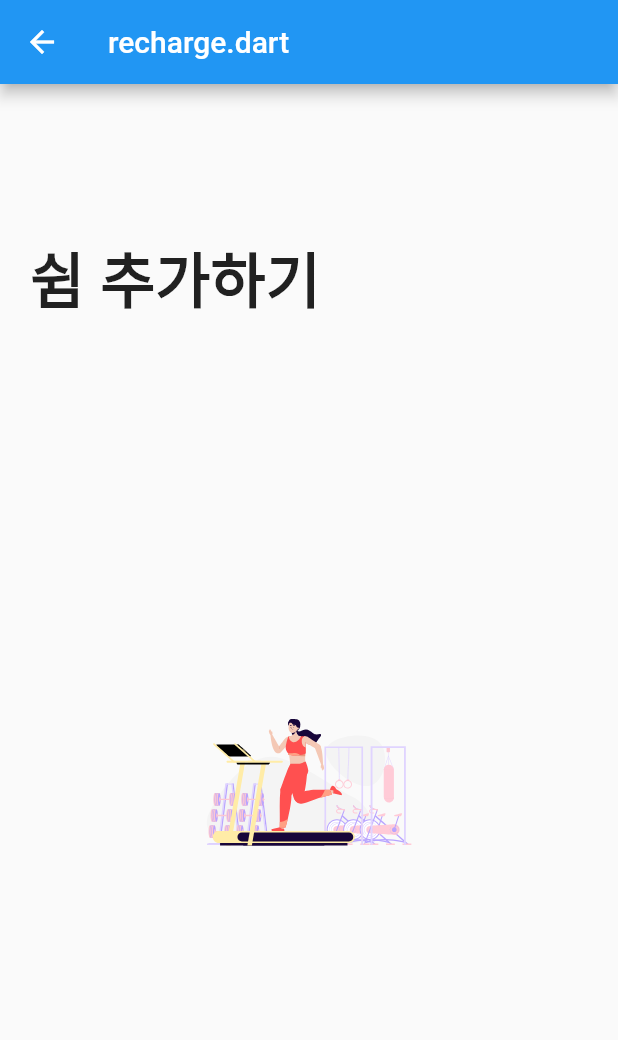
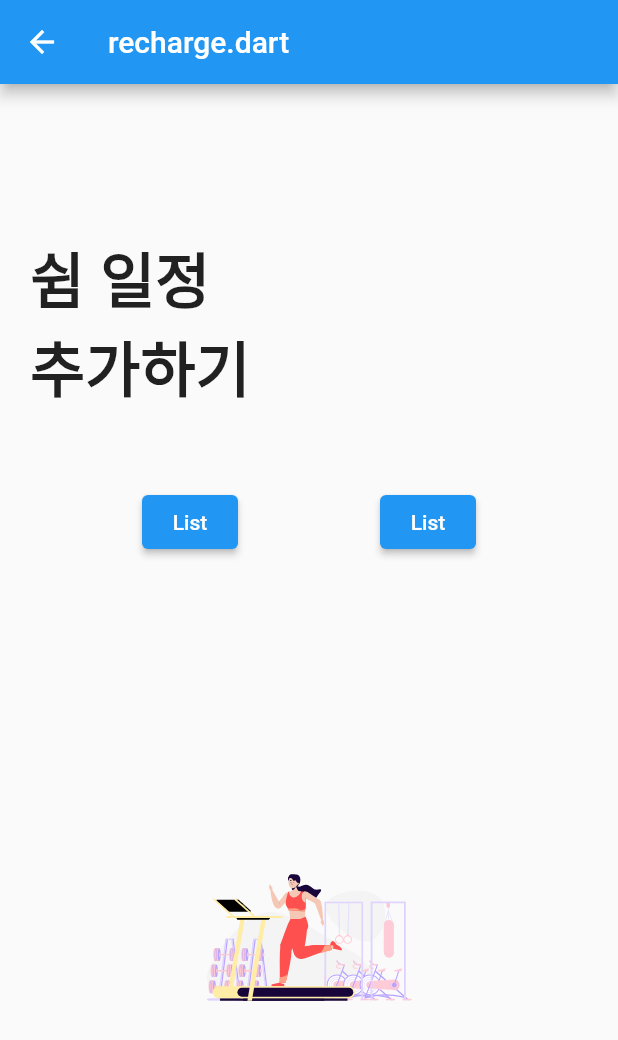
Before and after one commit to yujin9747/Schedule_management, a Flutter app: the screen it shows after launch, swiped to page 2, on a phone screen of 412 x 824 dp. Shown: the top 1040 px of the screen. Run offline on Flutter 3.47's test engine with Material 2 defaults, Android fonts, the phone set to English and light mode, and no system bars; drawn by our look-alikes of card_swiper; our stand-ins replace lottie.

Commit message:
recharge.dart : card/list 버튼 생성 및 전환 구현

```diff
--- a/lib/Recharge.dart
+++ b/lib/Recharge.dart
@@ -2,7 +2,26 @@ import 'package:card_swiper/card_swiper.dart';
 import 'package:flutter/material.dart';
 import 'package:lottie/lottie.dart';
 
+// appBar style 통일하기
+
+class card{
+  late String assets;
+  late String name;
+
+  card(String a, String n){
+    this.assets = a;
+    this.name = n;
+  }
+}
 class Recharge extends StatefulWidget{
+
+  // 기존에 있던 카드 리스트와 사용자가 추가한 리스트가 합쳐진 채로 recharge.dart 페이지가 넘어와야 함.
+  List<card> rechargeCardList = [
+    card('assets/rechargeCard0.json', 'driving'),
+    card('assets/rechargeCard1.json', 'running'),
+    card('assets/rechargeCard2.json', 'coffee'),
+  ];
+
   @override
   _RechargeState createState() {
     return new _RechargeState();
@@ -10,6 +29,8 @@ class Recharge extends StatefulWidget{
 }
 
 class _RechargeState extends State<Recharge>{
+  // initial state : card view
+  bool isCardView = true;
   @override
   Widget build(BuildContext context) {
     return Scaffold(
@@ -21,7 +42,7 @@ class _RechargeState extends State<Recharge>{
             children: [
               const SizedBox(width: 20,),
               Text(
-                '쉼 추가하기',
+                '쉼 일정\n추가하기',
                 style: TextStyle(
                   fontSize: 40,
                   fontWeight: FontWeight.bold,
@@ -29,7 +50,37 @@ class _RechargeState extends State<Recharge>{
               ),
             ],
           ),
-          Expanded(child: swipeCardBuilder()),
+          const SizedBox(height : 50),
+          Row(
+            mainAxisAlignment: MainAxisAlignment.spaceEvenly,
+            children: [
+              ElevatedButton(
+                onPressed: (){
+                  if(!isCardView){
+                    setState(() {
+                      isCardView = true;
+                    });
+                  }
+                  // if isCardView is true, nothing to do
+                },
+                child: Text('List'),
+              ),
+              ElevatedButton(
+                onPressed: (){
+                  if(isCardView){
+                    setState(() {
+                      isCardView = false;
+                    });
+                  }
+                  // if isCardView is false, nothing to do
+                },
+                child: Text('List'),
+              ),
+            ],
+          ),
+          const SizedBox(height : 50),
+          isCardView? Expanded(child: swipeCardBuilder(list: widget.rechargeCardList,))
+              : Expanded(child: cardListBuilder(list: widget.rechargeCardList,)),
         ],
       ),
     );
@@ -38,16 +89,44 @@ class _RechargeState extends State<Recharge>{
 }
 
 class swipeCardBuilder extends StatelessWidget{
+  List<card> list;
+  swipeCardBuilder({required this.list});
+
   @override
   Widget build(BuildContext context) {
+    // print List for test
+    printList(list);
     return Swiper(
-      itemCount:3,
+      itemCount:list.length,
       itemBuilder: (BuildContext context, int index) {
-        return Lottie.asset('assets/rechargeCard$index.json');
+        return Lottie.asset(list[index].assets);
       },
       viewportFraction: 0.8,
       scale: 0.5,
     );
   }
+}
 
+class cardListBuilder extends StatelessWidget{
+  List<card> list;
+  cardListBuilder({required this.list});
+
+  @override
+  Widget build(BuildContext context) {
+    // print List for test
+    printList(list);
+    return ListView.builder(
+      itemCount:list.length,
+      itemBuilder: (BuildContext context, int index) {
+        return Lottie.asset(list[index].assets);
+      },
+    );
+  }
 }
+
+void printList(List<card> list){
+  print('Length of rechargeCardList : ${list.length}');
+  for(int i=0; i<list.length; i++){
+    print('Item ${i+1} : ${list[i].name}');
+  }
+}
```
